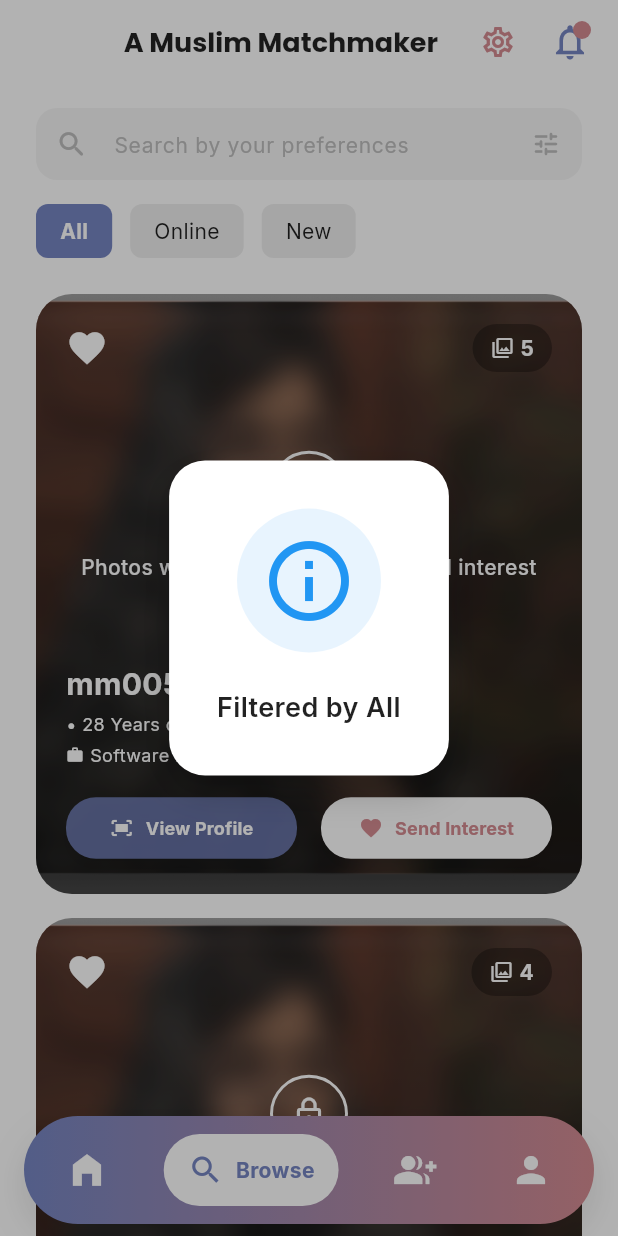
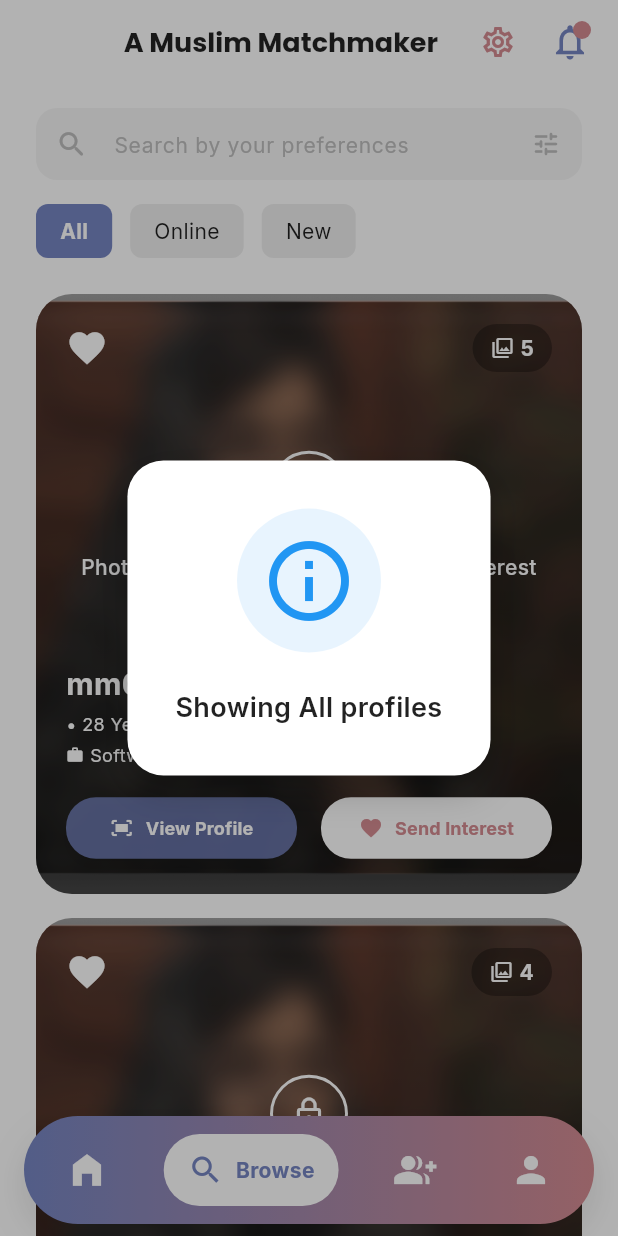
Before and after one commit to Mehedi259/Matrimony, a Flutter app: the BrowseScreen screen opened by its route, after a tap on "All", on a phone screen of 412 x 824 dp. Run offline on Flutter 3.47's test engine with Material 3 defaults, Android fonts, the phone set to English and light mode, and no system bars; drawn by our look-alikes of flutter_animate; our stand-ins replace go_router, google_fonts; network calls fail.

Commit message:
Refactor `BrowseScreen` to manage filter state and enhance chip interactivity
- Refactor `BrowseScreen` from a `StatelessWidget` to a `StatefulWidget` to manage the active filter selection
- Implement dynamic filtering logic for "All", "Online", and "New" categories using a `_selectedFilter` state variable
- Update the `_FilterChip` widget to support an `onTap` callback and dynamic styling based on its selection state
- Integrate `SnackBarHelper` to provide visual feedback when a user switches between different filter categories
- Standardize chip colors to use the theme's secondary color when a filter is active

```diff
--- a/lib/features/main_navigation/presentation/screens/browse_screen.dart
+++ b/lib/features/main_navigation/presentation/screens/browse_screen.dart
@@ -4,8 +4,15 @@ import 'package:flutter_animate/flutter_animate.dart';
 import '../widgets/match_card.dart';
 import '../../../../core/utils/snackbar_helper.dart';
 
-class BrowseScreen extends StatelessWidget {
+class BrowseScreen extends StatefulWidget {
   const BrowseScreen({super.key});
+
+  @override
+  State<BrowseScreen> createState() => _BrowseScreenState();
+}
+
+class _BrowseScreenState extends State<BrowseScreen> {
+  String _selectedFilter = 'All';
 
   @override
   Widget build(BuildContext context) {
@@ -90,11 +97,35 @@ class BrowseScreen extends StatelessWidget {
             // Chips
             Row(
               children: [
-                _FilterChip(label: 'All', isSelected: true, color: Theme.of(context).colorScheme.secondary),
+                _FilterChip(
+                  label: 'All',
+                  isSelected: _selectedFilter == 'All',
+                  color: Theme.of(context).colorScheme.secondary,
+                  onTap: () {
+                    setState(() => _selectedFilter = 'All');
+                    SnackBarHelper.showInfo(context, 'Showing All profiles');
+                  },
+                ),
                 const SizedBox(width: 12),
-                const _FilterChip(label: 'Online', isSelected: false),
+                _FilterChip(
+                  label: 'Online',
+                  isSelected: _selectedFilter == 'Online',
+                  color: Theme.of(context).colorScheme.secondary,
+                  onTap: () {
+                    setState(() => _selectedFilter = 'Online');
+                    SnackBarHelper.showInfo(context, 'Filtered by Online');
+                  },
+                ),
                 const SizedBox(width: 12),
-                const _FilterChip(label: 'New', isSelected: false),
+                _FilterChip(
+                  label: 'New',
+                  isSelected: _selectedFilter == 'New',
+                  color: Theme.of(context).colorScheme.secondary,
+                  onTap: () {
+                    setState(() => _selectedFilter = 'New');
+                    SnackBarHelper.showInfo(context, 'Filtered by New');
+                  },
+                ),
               ],
             ).animate()
                 .fadeIn(duration: 600.ms, delay: 300.ms)
@@ -142,20 +173,24 @@ class _FilterChip extends StatelessWidget {
   final String label;
   final bool isSelected;
   final Color? color;
+  final VoidCallback? onTap;
 
-  const _FilterChip({required this.label, required this.isSelected, this.color});
+  const _FilterChip({
+    required this.label,
+    required this.isSelected,
+    this.color,
+    this.onTap,
+  });
 
   @override
   Widget build(BuildContext context) {
     return InkWell(
-      onTap: () {
-        SnackBarHelper.showInfo(context, 'Filtered by $label');
-      },
+      onTap: onTap,
       borderRadius: BorderRadius.circular(8),
       child: Container(
         padding: const EdgeInsets.symmetric(horizontal: 16, vertical: 8),
         decoration: BoxDecoration(
-          color: isSelected ? color : Colors.grey[200],
+          color: isSelected ? (color ?? Theme.of(context).colorScheme.secondary) : Colors.grey[200],
           borderRadius: BorderRadius.circular(8),
         ),
         child: Text(
```
